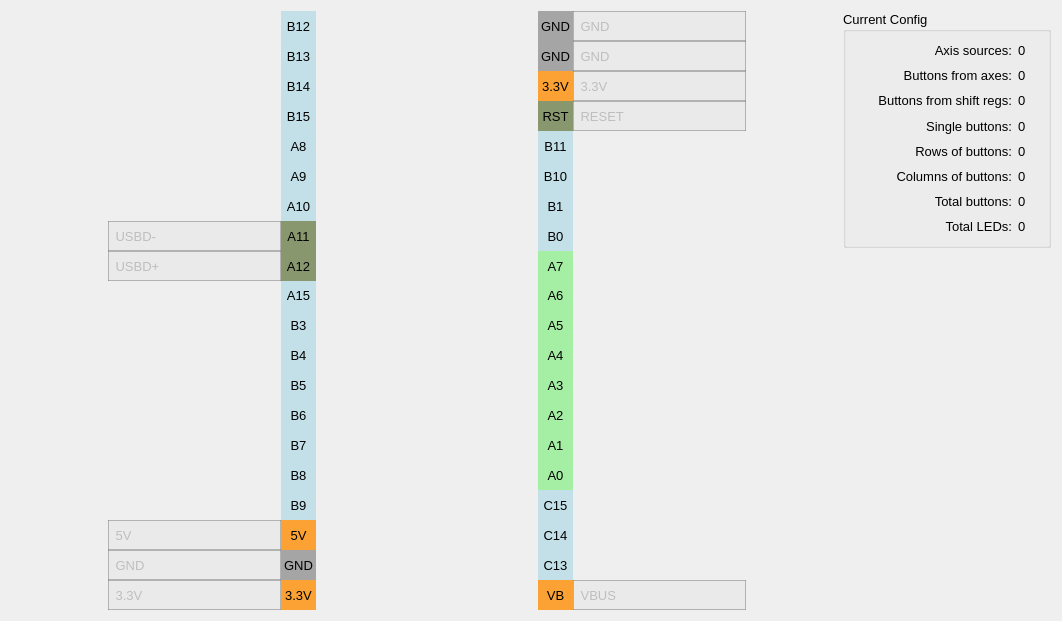
Above: widgets/pinconfig.ui from FreeJoy-Team/FreeJoyConfiguratorQt before the change. Below: the same form after it.
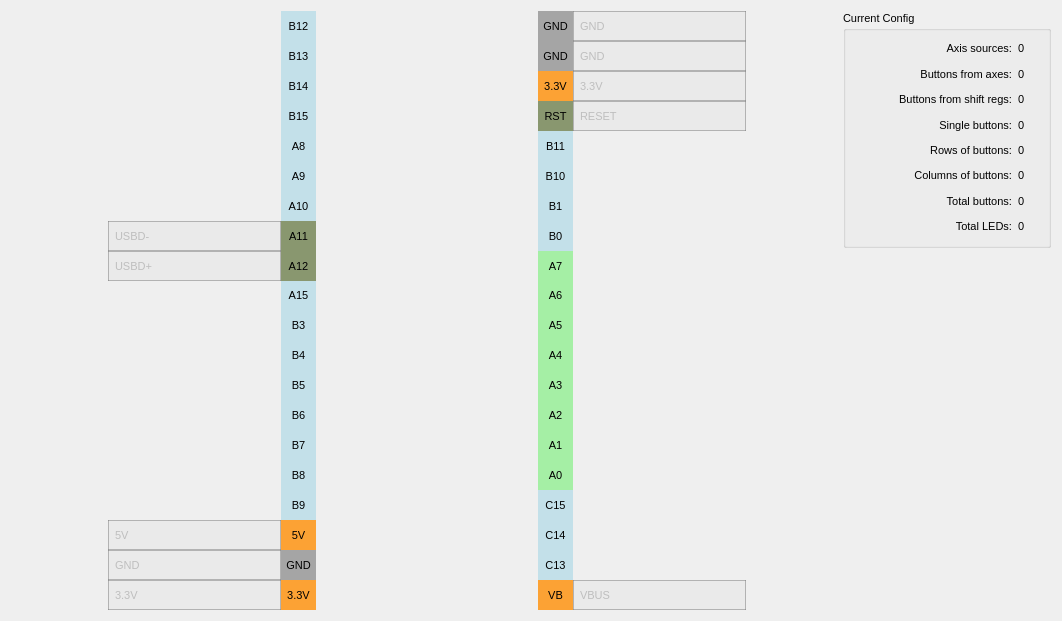
That is the form after the change. Icons and pictures are not drawn. Custom widgets are drawn as their Qt base class.

What changed in the file:
```diff
--- a/widgets/pinconfig.ui
+++ b/widgets/pinconfig.ui
@@ -32,7 +32,7 @@
       <widget class="QLabel" name="text_B15">
        <property name="font">
         <font>
-         <pointsize>10</pointsize>
+         <pointsize>8</pointsize>
         </font>
        </property>
        <property name="styleSheet">
@@ -54,7 +54,7 @@
       <widget class="QLabel" name="text_A8">
        <property name="font">
         <font>
-         <pointsize>10</pointsize>
+         <pointsize>8</pointsize>
         </font>
        </property>
        <property name="styleSheet">
@@ -76,7 +76,7 @@
       <widget class="QLabel" name="text_B3">
        <property name="font">
         <font>
-         <pointsize>10</pointsize>
+         <pointsize>8</pointsize>
         </font>
        </property>
        <property name="styleSheet">
@@ -98,7 +98,7 @@
       <widget class="QLabel" name="text_A9">
        <property name="font">
         <font>
-         <pointsize>10</pointsize>
+         <pointsize>8</pointsize>
         </font>
        </property>
        <property name="styleSheet">
@@ -120,7 +120,7 @@
       <widget class="QLabel" name="text_B6">
        <property name="font">
         <font>
-         <pointsize>10</pointsize>
+         <pointsize>8</pointsize>
         </font>
        </property>
        <property name="styleSheet">
@@ -142,7 +142,7 @@
       <widget class="QLabel" name="text_B7">
        <property name="font">
         <font>
-         <pointsize>10</pointsize>
+         <pointsize>8</pointsize>
         </font>
        </property>
        <property name="styleSheet">
@@ -164,7 +164,7 @@
       <widget class="QLabel" name="text_33V_2">
        <property name="font">
         <font>
-         <pointsize>10</pointsize>
+         <pointsize>8</pointsize>
         </font>
        </property>
        <property name="styleSheet">
@@ -186,7 +186,7 @@
       <widget class="QLabel" name="text_B14">
        <property name="font">
         <font>
-         <pointsize>10</pointsize>
+         <pointsize>8</pointsize>
         </font>
        </property>
        <property name="styleSheet">
@@ -208,7 +208,7 @@
       <widget class="QLabel" name="text_B8">
        <property name="font">
         <font>
-         <pointsize>10</pointsize>
+         <pointsize>8</pointsize>
         </font>
        </property>
        <property name="styleSheet">
@@ -230,7 +230,7 @@
       <widget class="QLabel" name="text_A11_2">
        <property name="font">
         <font>
-         <pointsize>10</pointsize>
+         <pointsize>8</pointsize>
         </font>
        </property>
        <property name="styleSheet">
@@ -252,7 +252,7 @@
       <widget class="QLabel" name="text_B4">
        <property name="font">
         <font>
-         <pointsize>10</pointsize>
+         <pointsize>8</pointsize>
         </font>
        </property>
        <property name="styleSheet">
@@ -274,7 +274,7 @@
       <widget class="QLabel" name="text_B12">
        <property name="font">
         <font>
-         <pointsize>10</pointsize>
+         <pointsize>8</pointsize>
         </font>
        </property>
        <property name="styleSheet">
@@ -296,7 +296,7 @@
       <widget class="QLabel" name="text_B5">
        <property name="font">
         <font>
-         <pointsize>10</pointsize>
+         <pointsize>8</pointsize>
         </font>
        </property>
        <property name="styleSheet">
@@ -318,7 +318,7 @@
       <widget class="QLabel" name="text_B9">
        <property name="font">
         <font>
-         <pointsize>10</pointsize>
+         <pointsize>8</pointsize>
         </font>
        </property>
        <property name="styleSheet">
@@ -340,7 +340,7 @@
       <widget class="QLabel" name="text_A12_2">
        <property name="font">
         <font>
-         <pointsize>10</pointsize>
+         <pointsize>8</pointsize>
         </font>
        </property>
        <property name="styleSheet">
@@ -362,7 +362,7 @@
       <widget class="QLabel" name="text_5V_2">
        <property name="font">
         <font>
-         <pointsize>10</pointsize>
+         <pointsize>8</pointsize>
         </font>
        </property>
        <property name="styleSheet">
@@ -384,7 +384,7 @@
       <widget class="QLabel" name="text_A15">
        <property name="font">
         <font>
-         <pointsize>10</pointsize>
+         <pointsize>8</pointsize>
         </font>
        </property>
        <property name="styleSheet">
@@ -406,7 +406,7 @@
       <widget class="QLabel" name="text_GND_2">
        <property name="font">
         <font>
-         <pointsize>10</pointsize>
+         <pointsize>8</pointsize>
         </font>
        </property>
        <property name="styleSheet">
@@ -428,7 +428,7 @@
       <widget class="QLabel" name="text_B13">
        <property name="font">
         <font>
-         <pointsize>10</pointsize>
+         <pointsize>8</pointsize>
         </font>
        </property>
        <property name="styleSheet">
@@ -459,7 +459,7 @@
       <widget class="QLabel" name="text_A10">
        <property name="font">
         <font>
-         <pointsize>10</pointsize>
+         <pointsize>8</pointsize>
         </font>
        </property>
        <property name="styleSheet">
@@ -610,7 +610,7 @@
        </property>
        <property name="font">
         <font>
-         <pointsize>10</pointsize>
+         <pointsize>8</pointsize>
         </font>
        </property>
        <property name="styleSheet">
@@ -633,7 +633,7 @@
        </property>
        <property name="font">
         <font>
-         <pointsize>10</pointsize>
+         <pointsize>8</pointsize>
         </font>
        </property>
        <property name="styleSheet">
@@ -656,7 +656,7 @@
        </property>
        <property name="font">
         <font>
-         <pointsize>10</pointsize>
+         <pointsize>8</pointsize>
         </font>
        </property>
        <property name="styleSheet">
@@ -679,7 +679,7 @@
        </property>
        <property name="font">
         <font>
-         <pointsize>10</pointsize>
+         <pointsize>8</pointsize>
         </font>
        </property>
        <property name="styleSheet">
@@ -702,7 +702,7 @@
        </property>
        <property name="font">
         <font>
-         <pointsize>10</pointsize>
+         <pointsize>8</pointsize>
         </font>
        </property>
        <property name="styleSheet">
@@ -760,7 +760,7 @@
       <widget class="QLabel" name="text_A0">
        <property name="font">
         <font>
-         <pointsize>10</pointsize>
+         <pointsize>8</pointsize>
         </font>
        </property>
        <property name="styleSheet">
@@ -782,7 +782,7 @@
       <widget class="QLabel" name="text_A5">
        <property name="font">
         <font>
-         <pointsize>10</pointsize>
+         <pointsize>8</pointsize>
         </font>
        </property>
        <property name="styleSheet">
@@ -804,7 +804,7 @@
       <widget class="QLabel" name="text_B10">
        <property name="font">
         <font>
-         <pointsize>10</pointsize>
+         <pointsize>8</pointsize>
         </font>
        </property>
        <property name="styleSheet">
@@ -826,7 +826,7 @@
       <widget class="QLabel" name="text_C13">
        <property name="font">
         <font>
-         <pointsize>10</pointsize>
+         <pointsize>8</pointsize>
         </font>
        </property>
        <property name="styleSheet">
@@ -848,7 +848,7 @@
       <widget class="QLabel" name="text_GND_3">
        <property name="font">
         <font>
-         <pointsize>10</pointsize>
+         <pointsize>8</pointsize>
         </font>
        </property>
        <property name="styleSheet">
@@ -870,7 +870,7 @@
       <widget class="QLabel" name="text_33V_3">
        <property name="font">
         <font>
-         <pointsize>10</pointsize>
+         <pointsize>8</pointsize>
         </font>
        </property>
        <property name="styleSheet">
@@ -913,7 +913,7 @@
        </property>
        <property name="font">
         <font>
-         <pointsize>10</pointsize>
+         <pointsize>8</pointsize>
         </font>
        </property>
        <property name="styleSheet">
@@ -935,7 +935,7 @@
       <widget class="QLabel" name="text_A4">
        <property name="font">
         <font>
-         <pointsize>10</pointsize>
+         <pointsize>8</pointsize>
         </font>
        </property>
        <property name="styleSheet">
@@ -957,7 +957,7 @@
       <widget class="QLabel" name="text_VB">
        <property name="font">
         <font>
-         <pointsize>10</pointsize>
+         <pointsize>8</pointsize>
         </font>
        </property>
        <property name="styleSheet">
@@ -979,7 +979,7 @@
       <widget class="QLabel" name="text_A6">
        <property name="font">
         <font>
-         <pointsize>10</pointsize>
+         <pointsize>8</pointsize>
         </font>
        </property>
        <property name="styleSheet">
@@ -1001,7 +1001,7 @@
       <widget class="QLabel" name="text_A7">
        <property name="font">
         <font>
-         <pointsize>10</pointsize>
+         <pointsize>8</pointsize>
         </font>
        </property>
        <property name="styleSheet">
@@ -1023,7 +1023,7 @@
       <widget class="QLabel" name="text_RST">
        <property name="font">
         <font>
-         <pointsize>10</pointsize>
+         <pointsize>8</pointsize>
         </font>
        </property>
        <property name="styleSheet">
@@ -1045,7 +1045,7 @@
       <widget class="QLabel" name="text_A1">
        <property name="font">
         <font>
-         <pointsize>10</pointsize>
+         <pointsize>8</pointsize>
         </font>
        </property>
        <property name="styleSheet">
@@ -1067,7 +1067,7 @@
       <widget class="QLabel" name="text_C15">
        <property name="font">
         <font>
-         <pointsize>10</pointsize>
+         <pointsize>8</pointsize>
         </font>
        </property>
        <property name="styleSheet">
@@ -1089,7 +1089,7 @@
       <widget class="QLabel" name="text_B1">
        <property name="font">
         <font>
-         <pointsize>10</pointsize>
+         <pointsize>8</pointsize>
         </font>
        </property>
        <property name="styleSheet">
@@ -1111,7 +1111,7 @@
       <widget class="QLabel" name="text_A3">
        <property name="font">
         <font>
-         <pointsize>10</pointsize>
+         <pointsize>8</pointsize>
         </font>
        </property>
        <property name="styleSheet">
@@ -1133,7 +1133,7 @@
       <widget class="QLabel" name="text_B11">
        <property name="font">
         <font>
-         <pointsize>10</pointsize>
+         <pointsize>8</pointsize>
         </font>
        </property>
        <property name="styleSheet">
@@ -1155,7 +1155,7 @@
       <widget class="QLabel" name="text_C14">
        <property name="font">
         <font>
-         <pointsize>10</pointsize>
+         <pointsize>8</pointsize>
         </font>
        </property>
        <property name="styleSheet">
@@ -1177,7 +1177,7 @@
       <widget class="QLabel" name="text_A2">
        <property name="font">
         <font>
-         <pointsize>10</pointsize>
+         <pointsize>8</pointsize>
         </font>
        </property>
        <property name="styleSheet">
@@ -1199,7 +1199,7 @@
       <widget class="QLabel" name="text_B0">
        <property name="font">
         <font>
-         <pointsize>10</pointsize>
+         <pointsize>8</pointsize>
         </font>
        </property>
        <property name="styleSheet">
@@ -1359,7 +1359,7 @@
        </property>
        <property name="font">
         <font>
-         <pointsize>10</pointsize>
+         <pointsize>8</pointsize>
         </font>
        </property>
        <property name="styleSheet">
@@ -1382,7 +1382,7 @@
        </property>
        <property name="font">
         <font>
-         <pointsize>10</pointsize>
+         <pointsize>8</pointsize>
         </font>
        </property>
        <property name="styleSheet">
@@ -1405,7 +1405,7 @@
        </property>
        <property name="font">
         <font>
-         <pointsize>10</pointsize>
+         <pointsize>8</pointsize>
         </font>
        </property>
        <property name="styleSheet">
@@ -1428,7 +1428,7 @@
        </property>
        <property name="font">
         <font>
-         <pointsize>10</pointsize>
+         <pointsize>8</pointsize>
         </font>
        </property>
        <property name="styleSheet">
@@ -1451,7 +1451,7 @@
        </property>
        <property name="font">
         <font>
-         <pointsize>10</pointsize>
+         <pointsize>8</pointsize>
         </font>
        </property>
        <property name="styleSheet">
@@ -1473,7 +1473,7 @@
     <widget class="QGroupBox" name="groupBox_CurrentConfig">
      <property name="font">
       <font>
-       <pointsize>10</pointsize>
+       <pointsize>8</pointsize>
       </font>
      </property>
      <property name="title">
@@ -1491,7 +1491,7 @@
         <property name="font">
          <font>
           <family>MS Shell Dlg 2</family>
-          <pointsize>10</pointsize>
+          <pointsize>8</pointsize>
          </font>
         </property>
         <property name="text">
@@ -1512,7 +1512,7 @@
         </property>
         <property name="font">
          <font>
-          <pointsize>10</pointsize>
+          <pointsize>8</pointsize>
          </font>
         </property>
         <property name="text">
@@ -1530,7 +1530,7 @@
        <widget class="QLabel" name="text_TotalLEDs">
         <property name="font">
          <font>
-          <pointsize>10</pointsize>
+          <pointsize>8</pointsize>
          </font>
         </property>
         <property name="text">
@@ -1545,7 +1545,7 @@
        <widget class="QLabel" name="text_ButtonsFromAxes">
         <property name="font">
          <font>
-          <pointsize>10</pointsize>
+          <pointsize>8</pointsize>
          </font>
         </property>
         <property name="text">
@@ -1566,7 +1566,7 @@
         </property>
         <property name="font">
          <font>
-          <pointsize>10</pointsize>
+          <pointsize>8</pointsize>
          </font>
         </property>
         <property name="text">
@@ -1584,7 +1584,7 @@
         </property>
         <property name="font">
          <font>
-          <pointsize>10</pointsize>
+          <pointsize>8</pointsize>
          </font>
         </property>
         <property name="text">
@@ -1602,7 +1602,7 @@
         </property>
         <property name="font">
          <font>
-          <pointsize>10</pointsize>
+          <pointsize>8</pointsize>
          </font>
         </property>
         <property name="text">
@@ -1614,7 +1614,7 @@
        <widget class="QLabel" name="text_SingleButtons">
         <property name="font">
          <font>
-          <pointsize>10</pointsize>
+          <pointsize>8</pointsize>
          </font>
         </property>
         <property name="text">
@@ -1629,7 +1629,7 @@
        <widget class="QLabel" name="text_ColumnsOfButtons">
         <property name="font">
          <font>
-          <pointsize>10</pointsize>
+          <pointsize>8</pointsize>
          </font>
         </property>
         <property name="text">
@@ -1644,7 +1644,7 @@
        <widget class="QLabel" name="text_RowsOfButtons">
         <property name="font">
          <font>
-          <pointsize>10</pointsize>
+          <pointsize>8</pointsize>
          </font>
         </property>
         <property name="text">
@@ -1659,7 +1659,7 @@
        <widget class="QLabel" name="text_TotalButtons">
         <property name="font">
          <font>
-          <pointsize>10</pointsize>
+          <pointsize>8</pointsize>
          </font>
         </property>
         <property name="text">
@@ -1680,7 +1680,7 @@
         </property>
         <property name="font">
          <font>
-          <pointsize>10</pointsize>
+          <pointsize>8</pointsize>
          </font>
         </property>
         <property name="text">
@@ -1698,7 +1698,7 @@
         </property>
         <property name="font">
          <font>
-          <pointsize>10</pointsize>
+          <pointsize>8</pointsize>
          </font>
         </property>
         <property name="text">
@@ -1716,7 +1716,7 @@
         </property>
         <property name="font">
          <font>
-          <pointsize>10</pointsize>
+          <pointsize>8</pointsize>
          </font>
         </property>
         <property name="text">
@@ -1726,6 +1726,11 @@
       </item>
       <item row="2" column="0">
        <widget class="QLabel" name="text_buttonsFromShiftRegs">
+        <property name="font">
+         <font>
+          <pointsize>8</pointsize>
+         </font>
+        </property>
         <property name="text">
          <string>Buttons from shift regs:</string>
         </property>
@@ -1736,6 +1741,11 @@
       </item>
       <item row="2" column="1">
        <widget class="QLabel" name="label_ButtonsFromShiftRegs">
+        <property name="font">
+         <font>
+          <pointsize>8</pointsize>
+         </font>
+        </property>
         <property name="text">
          <string>0</string>
         </property>
```
Left out of the diff: 67 changed lines with no effect on the pictures.
